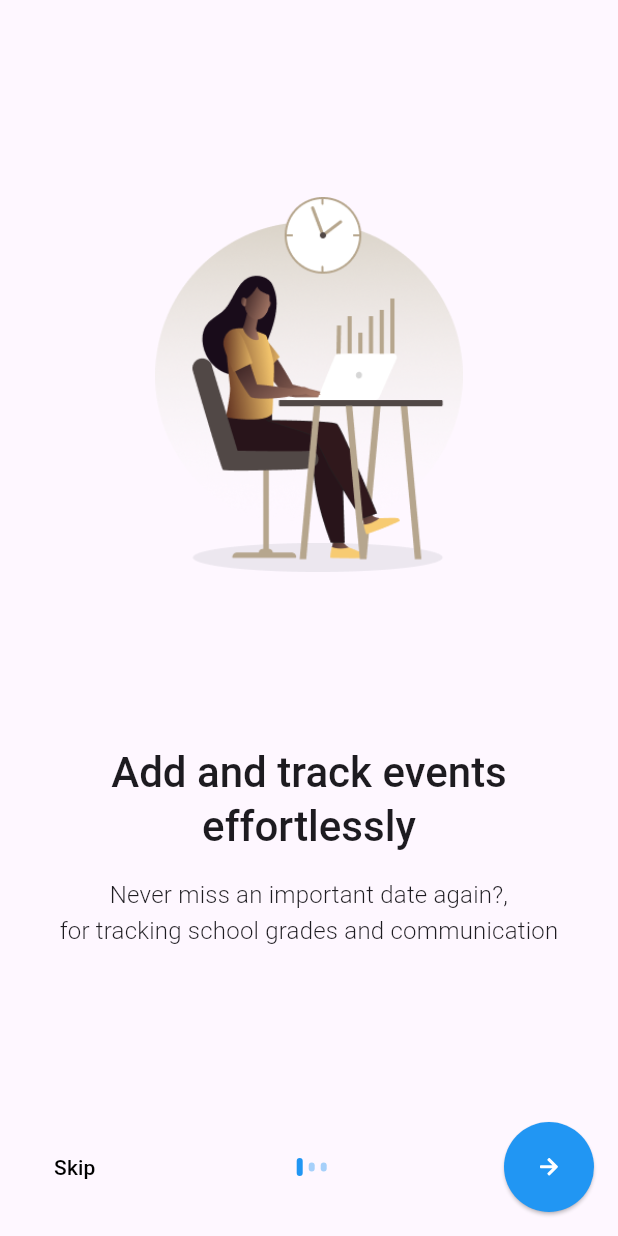
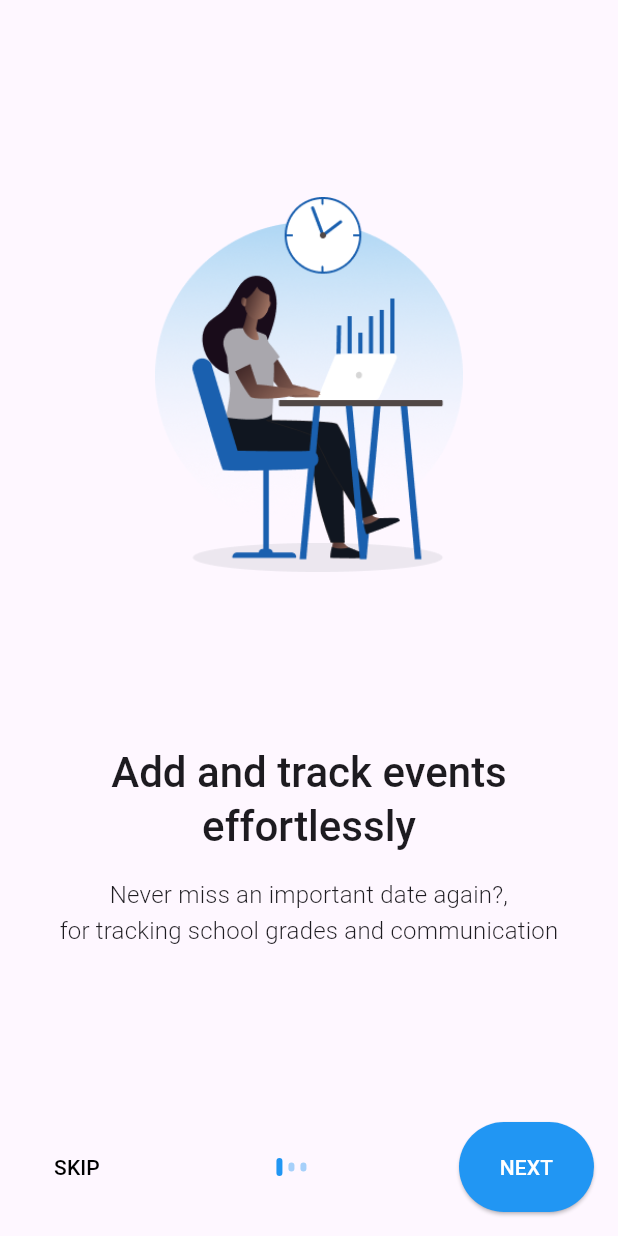
Before and after one commit to Nagil22/DemoApp, a Flutter app: the screen it shows after launch, on a phone screen of 412 x 824 dp. Run offline on Flutter 3.47's test engine with Material 3 defaults, Android fonts, the phone set to English and light mode, and no system bars; our stand-ins replace cloud_firestore, firebase_auth, firebase_core, flutter_svg, shared_preferences, table_calendar; accounts and stored records are empty.

Commit message:
Onboarding screen: fully done

```diff
--- a/lib/screens/onboarding_screen.dart
+++ b/lib/screens/onboarding_screen.dart
@@ -1,6 +1,7 @@
 import 'package:demo/screens/login_screen.dart';
 import 'package:flutter/material.dart';
 import 'package:flutter_svg/svg.dart';
+import 'package:shared_preferences/shared_preferences.dart';
 
 class OnBoardingScreen extends StatefulWidget {
   const OnBoardingScreen({Key? key}) : super(key: key);
@@ -64,7 +65,7 @@ class _OnBoardingScreenState extends State<OnBoardingScreen>{
                     backgroundColor: Colors.transparent,
                   ),
                   child: const Text(
-                      "Skip",
+                      "SKIP",
                       textAlign: TextAlign.center,
                       style: TextStyle(color: Colors.black)
                     ),
@@ -80,23 +81,26 @@ class _OnBoardingScreenState extends State<OnBoardingScreen>{
                   const Spacer(),
                   SizedBox(
                     height: 60,
-                    width:  _pageIndex == 2 ? 81 : 60,
+                    width:  90,
                     child: ElevatedButton(
                       onPressed: () {
                         _pageIndex == 2 ? onDone(context) : _pageController.nextPage(duration: const Duration(milliseconds: 300), curve: Curves.ease);
                       },
                       style: ElevatedButton.styleFrom(
-                        shape: const CircleBorder(),
+                        shape: RoundedRectangleBorder(
+                          borderRadius: BorderRadius.circular(30.0),
+                        ),
                         backgroundColor: Colors.blue,
                       ),
                       child: _pageIndex == 2 ? const Text(
-                          "Done",
+                          "DONE",
                           textAlign: TextAlign.center,
                           style: TextStyle(color: Colors.white)
-                      ) :SvgPicture.asset(
-                          "assets/illustrations/arrowRight.svg",
-                          color: Colors.white
-                      ),
+                      ) : const Text(
+                          "NEXT",
+                          textAlign: TextAlign.center,
+                          style: TextStyle(color: Colors.white)
+                      )
                     ),
                   ),
                 ],
@@ -133,8 +137,11 @@ class DotIndicator extends StatelessWidget{
 }
 
 void onDone(context) async{
+  final prefs = await SharedPreferences.getInstance();
+  await prefs.setBool('ON_BOARDING', false);
   Navigator.pushReplacement(context,
-  MaterialPageRoute(builder: (context) => const LoginScreen()));
+    MaterialPageRoute(builder: (context) => const LoginScreen()
+  ));
 }
 class Onboard {
   final String image, title, description;
```
Also changed, not shown: assets/illustrations/onboarding1.png, assets/illustrations/onboarding2.png, assets/illustrations/onboarding3.png.
